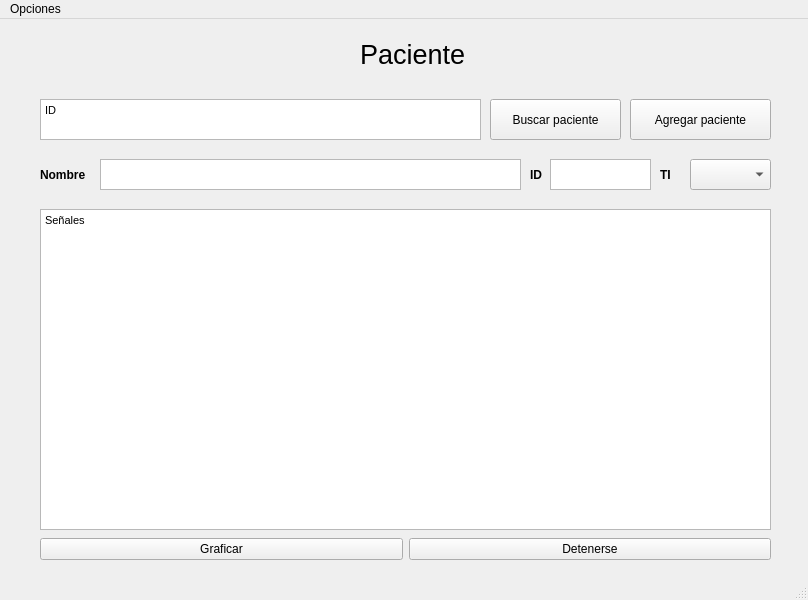
Above: Vista/senalesPaciente.ui from Lufedi/DABM-Bitalino before the change. Below: the same form after it.
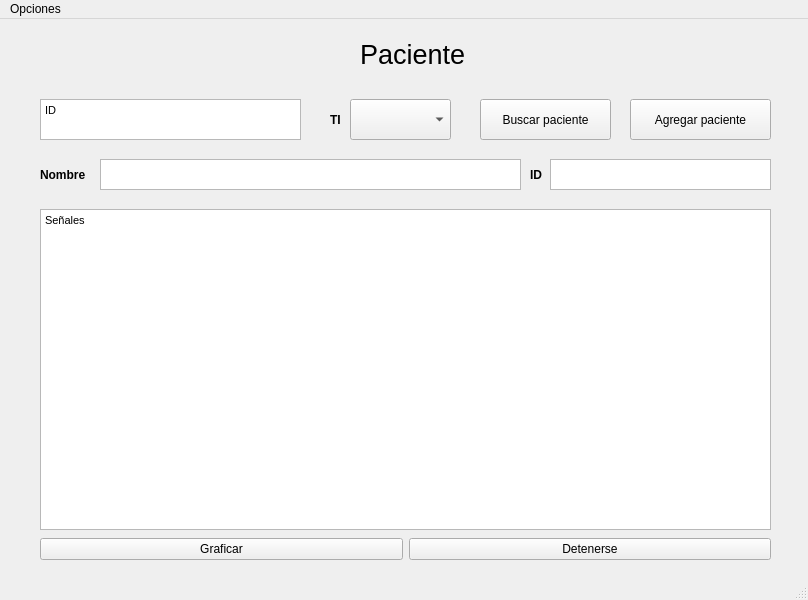
That is the form after the change.

```diff
--- a/Vista/senalesPaciente.ui
+++ b/Vista/senalesPaciente.ui
@@ -19,7 +19,7 @@
      <rect>
       <x>40</x>
       <y>80</y>
-      <width>441</width>
+      <width>261</width>
       <height>41</height>
      </rect>
     </property>
@@ -52,7 +52,7 @@
    <widget class="QPushButton" name="buscar">
     <property name="geometry">
      <rect>
-      <x>490</x>
+      <x>480</x>
       <y>80</y>
       <width>131</width>
       <height>41</height>
@@ -128,7 +128,7 @@
      <rect>
       <x>550</x>
       <y>140</y>
-      <width>101</width>
+      <width>221</width>
       <height>31</height>
      </rect>
     </property>
@@ -179,10 +179,10 @@
    <widget class="QLabel" name="TI">
     <property name="geometry">
      <rect>
-      <x>660</x>
-      <y>140</y>
+      <x>330</x>
+      <y>80</y>
       <width>81</width>
-      <height>31</height>
+      <height>41</height>
      </rect>
     </property>
     <property name="font">
@@ -198,10 +198,10 @@
    <widget class="QComboBox" name="ti">
     <property name="geometry">
      <rect>
-      <x>690</x>
-      <y>140</y>
-      <width>81</width>
-      <height>31</height>
+      <x>350</x>
+      <y>80</y>
+      <width>101</width>
+      <height>41</height>
      </rect>
     </property>
    </widget>
```
